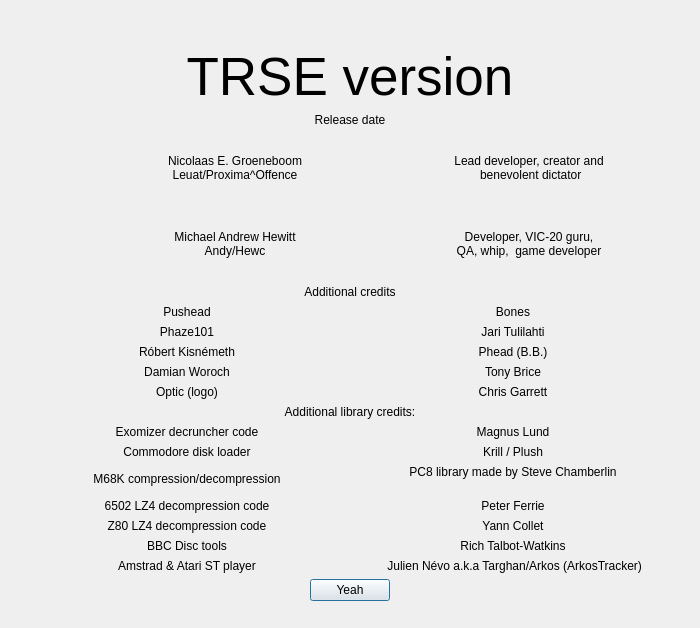
Qt form source/dialogabout.ui (leuat/TRSE) before a commit.
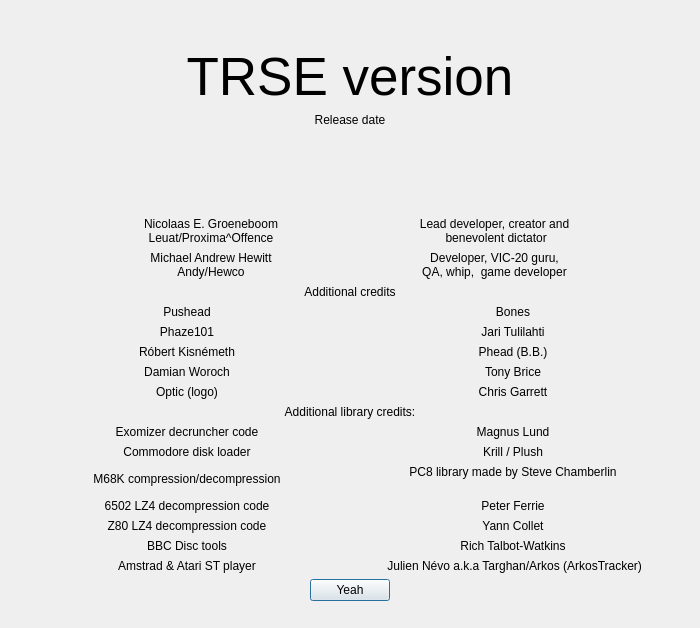
The same form after that commit. Icons and pictures are not drawn.

```diff
--- a/source/dialogabout.ui
+++ b/source/dialogabout.ui
@@ -82,62 +82,8 @@
       <layout class="QVBoxLayout" name="verticalLayout_4"/>
      </item>
      <item>
-      <layout class="QGridLayout" name="gridLayout" rowstretch="1,1" columnstretch="1,5,5">
-       <item row="0" column="0">
-        <widget class="QLabel" name="label">
-         <property name="text">
-          <string/>
-         </property>
-         <property name="pixmap">
-          <pixmap resource="../resources.qrc">:/resources/images/portraits/leuat_gb.png</pixmap>
-         </property>
-         <property name="scaledContents">
-          <bool>false</bool>
-         </property>
-        </widget>
-       </item>
-       <item row="1" column="0">
-        <widget class="QLabel" name="label_5">
-         <property name="text">
-          <string/>
-         </property>
-         <property name="pixmap">
-          <pixmap resource="../resources.qrc">:/resources/images/portraits/andy.png</pixmap>
-         </property>
-         <property name="scaledContents">
-          <bool>false</bool>
-         </property>
-        </widget>
-       </item>
-       <item row="0" column="1">
-        <widget class="QLabel" name="label_4">
-         <property name="text">
-          <string>Nicolaas E. Groeneboom
-Leuat/Proxima^Offence</string>
-         </property>
-         <property name="alignment">
-          <set>Qt::AlignCenter</set>
-         </property>
-         <property name="wordWrap">
-          <bool>false</bool>
-         </property>
-        </widget>
-       </item>
-       <item row="1" column="1">
-        <widget class="QLabel" name="label_11">
-         <property name="text">
-          <string>Michael Andrew Hewitt
-Andy/Hewc</string>
-         </property>
-         <property name="alignment">
-          <set>Qt::AlignCenter</set>
-         </property>
-         <property name="wordWrap">
-          <bool>false</bool>
-         </property>
-        </widget>
-       </item>
-       <item row="0" column="2">
+      <layout class="QGridLayout" name="gridLayout" rowstretch="1,0,0,0" columnstretch="1,1,5,9,0">
+       <item row="1" column="3">
         <widget class="QLabel" name="label_2">
          <property name="text">
           <string>Lead developer, creator and
@@ -149,6 +95,68 @@
         </widget>
        </item>
        <item row="1" column="2">
+        <layout class="QHBoxLayout" name="horizontalLayout_4">
+         <item>
+          <widget class="QLabel" name="label_4">
+           <property name="text">
+            <string>Nicolaas E. Groeneboom
+Leuat/Proxima^Offence</string>
+           </property>
+           <property name="alignment">
+            <set>Qt::AlignCenter</set>
+           </property>
+           <property name="wordWrap">
+            <bool>false</bool>
+           </property>
+          </widget>
+         </item>
+        </layout>
+       </item>
+       <item row="2" column="1">
+        <widget class="QLabel" name="label_5">
+         <property name="text">
+          <string/>
+         </property>
+         <property name="pixmap">
+          <pixmap resource="../resources.qrc">:/resources/images/portraits/andy2.png</pixmap>
+         </property>
+         <property name="scaledContents">
+          <bool>false</bool>
+         </property>
+        </widget>
+       </item>
+       <item row="2" column="2">
+        <layout class="QHBoxLayout" name="horizontalLayout_5">
+         <item>
+          <widget class="QLabel" name="label_7">
+           <property name="text">
+            <string>Michael Andrew Hewitt
+Andy/Hewco</string>
+           </property>
+           <property name="alignment">
+            <set>Qt::AlignCenter</set>
+           </property>
+           <property name="wordWrap">
+            <bool>false</bool>
+           </property>
+          </widget>
+         </item>
+        </layout>
+       </item>
+       <item row="1" column="1">
+        <widget class="QLabel" name="label">
+         <property name="text">
+          <string/>
+         </property>
+         <property name="pixmap">
+          <pixmap resource="../resources.qrc">:/resources/images/portraits/leuat2.png</pixmap>
+         </property>
+         <property name="scaledContents">
+          <bool>false</bool>
+         </property>
+        </widget>
+       </item>
+       <item row="2" column="3">
         <widget class="QLabel" name="label_10">
          <property name="text">
           <string>Developer, VIC-20 guru,
@@ -159,6 +167,19 @@
          </property>
         </widget>
        </item>
+       <item row="1" column="0">
+        <spacer name="horizontalSpacer">
+         <property name="orientation">
+          <enum>Qt::Horizontal</enum>
+         </property>
+         <property name="sizeHint" stdset="0">
+          <size>
+           <width>40</width>
+           <height>20</height>
+          </size>
+         </property>
+        </spacer>
+       </item>
       </layout>
      </item>
      <item>
```
Left out of the diff: 86 changed lines with no effect on the pictures.
